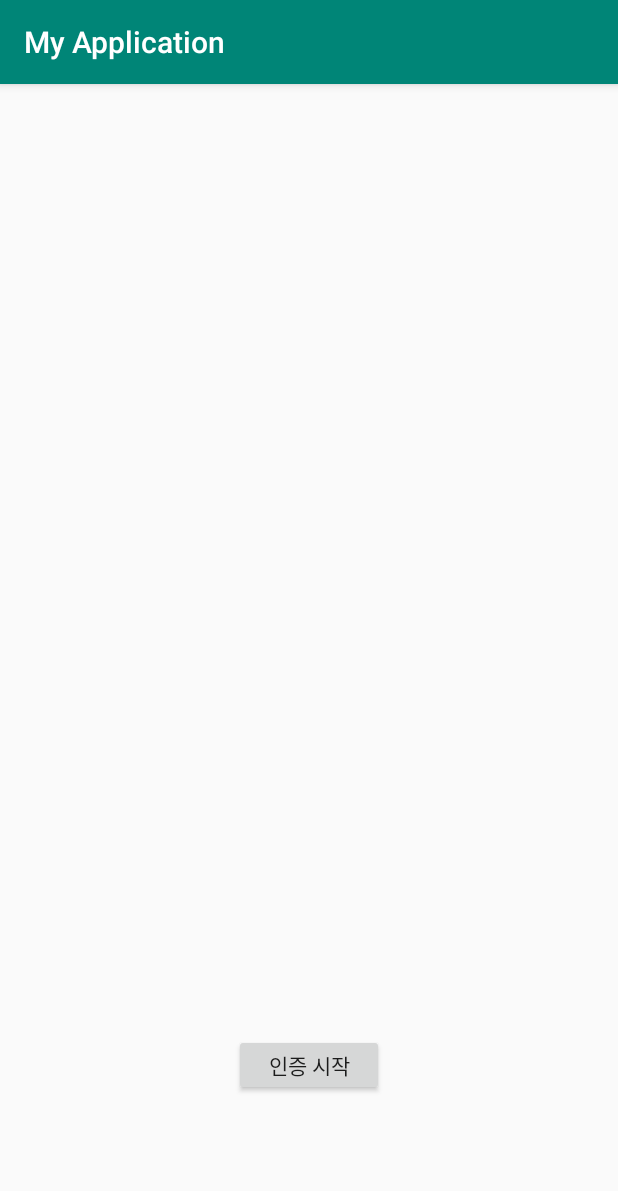
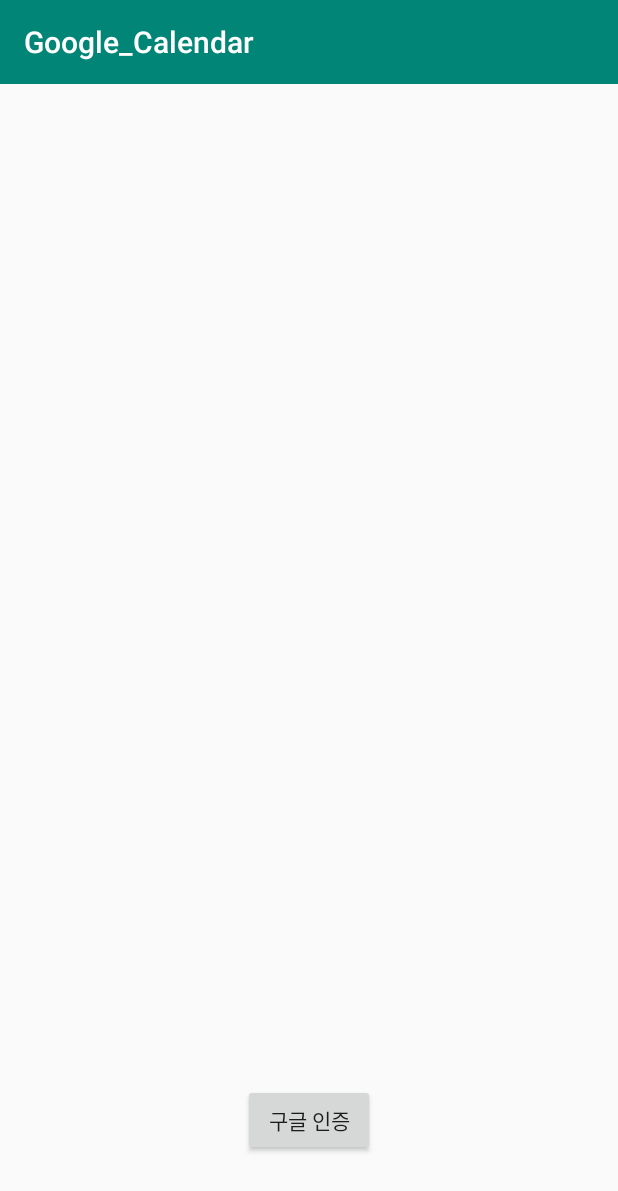
Before and after one commit to onemask/Google_Calendar_, an Android app: the screen it shows after launch (MainActivity), on a phone screen of 412 x 824 dp. Shown: the top 1191 px of the screen. Run offline under Robolectric (Android 15) with nearby library versions, the phone set to English and light mode, and no system bars; our stand-ins replace Dagger/Hilt's generated code, navigation-ui; libraries missing offline, so code that uses them is left out: com.google.api.client, pub.devrel.easypermissions; 5 statements that could not run were skipped.

Commit message:
Navigation Architecture 적용

```diff
--- a/app/src/main/java/com/example/onemask/myapplication/MainActivity.kt
+++ /dev/null
@@ -1,167 +0,0 @@
-package com.example.onemask.myapplication
-
-
-import android.accounts.AccountManager
-import android.app.Activity
-import android.app.Dialog
-import android.content.Context
-import android.content.Intent
-import android.os.Bundle
-import android.support.v7.app.AppCompatActivity
-import android.util.Log
-import android.view.View
-import android.widget.Button
-import android.widget.Toast
-import com.example.onemask.myapplication.repository.CalendarRepository
-import com.google.android.gms.common.GoogleApiAvailability
-import com.google.api.client.googleapis.extensions.android.gms.auth.GoogleAccountCredential
-import com.google.api.client.googleapis.extensions.android.gms.auth.UserRecoverableAuthIOException
-import dagger.android.support.DaggerAppCompatActivity
-
-import io.reactivex.android.schedulers.AndroidSchedulers
-import io.reactivex.disposables.CompositeDisposable
-import kotlinx.android.synthetic.main.activity_main.*
-import pub.devrel.easypermissions.AfterPermissionGranted
-import pub.devrel.easypermissions.EasyPermissions
-import pub.devrel.easypermissions.EasyPermissions.hasPermissions
-import javax.inject.Inject
-
-private const val REQUEST_PERMISSION_GET_ACCOUNTS = 1001
-private const val REQUEST_ACCOUNT_PICKER = 1003
-private const val RC_AUTH_PERMISSION = 1005
-
-
-class MainActivity : DaggerAppCompatActivity() {
-
-    @Inject
-    lateinit var  googleAccountCredential: GoogleAccountCredential
-
-    @Inject
-    lateinit var googleCalendarRepository: CalendarRepository
-
-    private lateinit var compositeDisposable: CompositeDisposable
-
-    private var REQUEST_ACCOUNT: String = "accountName"
-    private var calendarId: String = "onemask14@gmail.com"
-    private var isgoogle: Boolean = false
-
-    override fun onCreate(savedInstanceState: Bundle?) {
-        super.onCreate(savedInstanceState)
-        setContentView(R.layout.activity_main)
-        compositeDisposable = CompositeDisposable()
-        button_auth.setOnClickListener {
-            isGooglePlayServiceAvailable()
-        }
-    }
-    private fun getCalendarList() {
-        googleCalendarRepository.getCalendarList()
-            .observeOn(AndroidSchedulers.mainThread())
-            .map { it.items }
-            .subscribe({
-                it.forEach { item ->
-                    val button = Button(this)
-                    button.text = item.summary
-                    button.setOnClickListener {
-                        getEventList(item.id)
-                    }
-                    layout_button.addView(button)
-                    //scrollView2.addView(button)
-                    Log.d("지금 나오는 item.id", item.id)
-                }
-            }, {
-                when (it) {
-                    is UserRecoverableAuthIOException -> startActivityForResult(it.intent, RC_AUTH_PERMISSION)
-                    else -> it.printStackTrace()
-                }
-            }).apply { compositeDisposable.add(this) }
-
-    }
-
-    private fun getEventList(calendarId: String) {
-            googleCalendarRepository.getEventList(calendarId)
-                .observeOn(AndroidSchedulers.mainThread())
-                .subscribe({
-                    text_field.text = it.fold("") { acc, event ->
-                        acc + "date=${event.start.date} summary=${event.summary}\n"
-                    }
-                }, {
-                    when (it) {
-                        is UserRecoverableAuthIOException -> startActivityForResult(it.intent, RC_AUTH_PERMISSION)
-                        else -> it.printStackTrace()
-                    }
-                })
-                .apply {
-                    compositeDisposable.add(this)
-                }
-
-    }
-
-    private fun isGooglePlayServiceAvailable(): Boolean {
-        googleAccountCredential.selectedAccountName?.let {
-            Toast.makeText(this, "구글 인증이 되었습니다.", Toast.LENGTH_SHORT).show()
-            isgoogle = true
-            changeButton()
-            return true
-        }.let {
-            Toast.makeText(this, "구글 인증을 선택해주세요.", Toast.LENGTH_SHORT).show()
-            isgoogle = false
-            choseAccount()
-            return false
-        }
-    }
-
-    private fun changeButton(){
-        button_auth.visibility = View.INVISIBLE
-        button_month.visibility = View.VISIBLE
-        button_holiday.visibility = View.VISIBLE
-
-        button_holiday.setOnClickListener {
-            getCalendarList()
-        }
-        button_month.setOnClickListener {
-            getEventList(calendarId)
-        }
-    }
-
-    @AfterPermissionGranted(REQUEST_PERMISSION_GET_ACCOUNTS)
-    private fun choseAccount() {
-        // GET_ACCOUNTS 권한 O
-        if (hasPermissions(this, android.Manifest.permission.GET_ACCOUNTS)) {
-            val accountName: String? = getPreferences(Context.MODE_PRIVATE).getString(REQUEST_ACCOUNT, null)
-            accountName?.let {
-                googleAccountCredential.selectedAccountName = accountName
-            }.let {
-                startActivityForResult(googleAccountCredential.newChooseAccountIntent(), REQUEST_ACCOUNT_PICKER);
-            }
-        } else {
-            // 권한 요청 Dialog 요청
-            EasyPermissions.requestPermissions(
-                this,
-                "구글 계정 권한이 필요합니다.",
-                REQUEST_PERMISSION_GET_ACCOUNTS,
-                android.Manifest.permission.GET_ACCOUNTS
-            )
-        }
-    }
-
-    override fun onActivityResult(requestCode: Int, resultCode: Int, data: Intent?) {
-        when (requestCode) {
-            REQUEST_ACCOUNT_PICKER -> {
-                if (resultCode == Activity.RESULT_OK) {
-                    val accountName: String? = data?.getStringExtra(AccountManager.KEY_ACCOUNT_NAME)
-                    accountName?.let {
-                        getPreferences(Context.MODE_PRIVATE).edit().apply {
-                            putString(REQUEST_ACCOUNT, accountName)
-                            apply()
-                        }
-                        googleAccountCredential.selectedAccountName = accountName
-                    }
-                }
-            }
-            RC_AUTH_PERMISSION -> {
-                Toast.makeText(this, "구글 인증이 필요합니다.", Toast.LENGTH_SHORT).show()
-                isGooglePlayServiceAvailable()
-            }
-        }
-    }
-}
--- a/app/src/main/java/com/example/onemask/myapplication/application/di/ActivityBindModule.kt
+++ b/app/src/main/java/com/example/onemask/myapplication/application/di/ActivityBindModule.kt
@@ -1,6 +1,7 @@
 package com.example.onemask.myapplication.application.di
 
-import com.example.onemask.myapplication.MainActivity
+import com.example.onemask.myapplication.main.MainActivity
+import com.example.onemask.myapplication.main.MainModule
 import com.example.onemask.myapplication.scopes.ActivityScoped
 import dagger.Module
 import dagger.android.ContributesAndroidInjector
@@ -8,6 +9,6 @@ import dagger.android.ContributesAndroidInjector
 @Module
 abstract class ActivityBindModule {
     @ActivityScoped
-    @ContributesAndroidInjector
+    @ContributesAndroidInjector(modules = [MainModule::class])
     abstract fun mainActivity()  : MainActivity
 }
--- /dev/null
+++ b/app/src/main/java/com/example/onemask/myapplication/controller/auth/AuthFragment.kt
@@ -0,0 +1,87 @@
+package com.example.onemask.myapplication.controller.auth
+
+import android.accounts.AccountManager
+import android.app.Activity
+import android.content.Context
+import android.content.Intent
+import android.net.Uri
+import android.os.Bundle
+import android.support.v4.app.Fragment
+import android.view.LayoutInflater
+import android.view.View
+import android.view.ViewGroup
+import android.widget.Toast
+import androidx.navigation.fragment.findNavController
+
+import com.example.onemask.myapplication.R
+import com.google.api.client.googleapis.extensions.android.gms.auth.GoogleAccountCredential
+import dagger.android.support.DaggerFragment
+import kotlinx.android.synthetic.main.fragment_auth.*
+import pub.devrel.easypermissions.AfterPermissionGranted
+import pub.devrel.easypermissions.EasyPermissions
+import pub.devrel.easypermissions.EasyPermissions.hasPermissions
+import javax.inject.Inject
+
+
+private const val REQUEST_PERMISSION_GET_ACCOUNTS = 1001
+private const val REQUEST_ACCOUNT_PICKER = 1002
+
+
+class AuthFragment : DaggerFragment() {
+
+    @Inject
+    lateinit var googleAccountCredential: GoogleAccountCredential
+
+    override fun onCreateView(
+        inflater: LayoutInflater, container: ViewGroup?,
+        savedInstanceState: Bundle?
+    ): View? {
+        // Inflate the layout for this fragment
+        return inflater.inflate(R.layout.fragment_auth, container, false)
+    }
+
+    override fun onActivityCreated(savedInstanceState: Bundle?) {
+        super.onActivityCreated(savedInstanceState)
+        button_auth.setOnClickListener { choseAccount() }
+    }
+
+
+    @AfterPermissionGranted(REQUEST_PERMISSION_GET_ACCOUNTS)
+    private fun choseAccount() {
+        if (hasPermissions(requireContext(), android.Manifest.permission.GET_ACCOUNTS)) {
+            startActivityForResult(googleAccountCredential.newChooseAccountIntent(), REQUEST_ACCOUNT_PICKER)
+        }else{
+            EasyPermissions.requestPermissions(
+                this,
+                "구글 계정 권한이 필요합니다.",
+                REQUEST_PERMISSION_GET_ACCOUNTS,
+                android.Manifest.permission.GET_ACCOUNTS
+            )
+        }
+    }
+
+    override fun onActivityResult(requestCode: Int, resultCode: Int, data: Intent?) {
+        when (requestCode) {
+            REQUEST_ACCOUNT_PICKER -> {
+                if (resultCode == Activity.RESULT_OK) {
+                    val accountName: String? = data?.getStringExtra(AccountManager.KEY_ACCOUNT_NAME)
+                    accountName?.let {
+                        googleAccountCredential.selectedAccountName = it
+                        movetoCalendarListFragment()
+                    } ?: run {
+                        Toast.makeText(requireContext(), "구글 인증이 필요합니다.", Toast.LENGTH_SHORT).show()
+                    }
+                }
+            }
+        }
+    }
+    private fun movetoCalendarListFragment() {
+        AuthFragmentDirections.actionDestAuthToDestCalendarSelect().apply {
+            findNavController().navigate(this)
+        }
+    }
+
+
+
+
+}
--- /dev/null
+++ b/app/src/main/java/com/example/onemask/myapplication/main/MainActivity.kt
@@ -0,0 +1,37 @@
+package com.example.onemask.myapplication.main
+
+import android.os.Bundle
+import android.view.MenuItem
+import androidx.navigation.findNavController
+import androidx.navigation.fragment.NavHostFragment
+import androidx.navigation.ui.AppBarConfiguration
+import androidx.navigation.ui.navigateUp
+import androidx.navigation.ui.onNavDestinationSelected
+import androidx.navigation.ui.setupActionBarWithNavController
+import com.example.onemask.myapplication.R
+import dagger.android.support.DaggerAppCompatActivity
+import kotlinx.android.synthetic.main.activity_main.*
+
+class MainActivity : DaggerAppCompatActivity(){
+    private lateinit var appBarConfiguration: AppBarConfiguration
+    override fun onCreate(savedInstanceState: Bundle?) {
+        super.onCreate(savedInstanceState)
+        setContentView(R.layout.activity_main)
+        setSupportActionBar(toolbar)
+
+        val navHost : NavHostFragment = host_fragment as? NavHostFragment ?:return
+        val navController = navHost.navController
+        appBarConfiguration = AppBarConfiguration(navController.graph)
+        setupActionBarWithNavController(navController,appBarConfiguration)
+    }
+
+    override fun onOptionsItemSelected(item: MenuItem?): Boolean {
+        return item?.onNavDestinationSelected(findNavController(R.id.host_fragment)) ?:false
+                || super.onOptionsItemSelected(item)
+    }
+
+    override fun onSupportNavigateUp(): Boolean {
+        return findNavController(R.id.host_fragment).navigateUp(appBarConfiguration)
+    }
+
+}
--- a/app/src/main/res/layout/activity_main.xml
+++ b/app/src/main/res/layout/activity_main.xml
@@ -1,57 +1,24 @@
 <?xml version="1.0" encoding="utf-8"?>
-<android.support.constraint.ConstraintLayout
-        xmlns:android="http://schemas.android.com/apk/res/android"
-        xmlns:tools="http://schemas.android.com/tools"
-        xmlns:app="http://schemas.android.com/apk/res-auto"
-        android:layout_width="match_parent"
-        android:layout_height="match_parent"
-        tools:context=".MainActivity">
+<LinearLayout xmlns:android="http://schemas.android.com/apk/res/android"
+              xmlns:app="http://schemas.android.com/apk/res-auto"
+              xmlns:tools="http://schemas.android.com/tools"
+              android:orientation="vertical"
+              tools:context=".main.MainActivity"
+              android:layout_width="match_parent"
+              android:layout_height="match_parent">
 
-    <TextView
-            android:layout_width="367dp"
-            android:layout_height="427dp"
-            android:id="@+id/text_field" android:layout_marginTop="43dp"
-            android:layout_marginBottom="39dp" app:layout_constraintEnd_toEndOf="parent"
-            app:layout_constraintBottom_toTopOf="@+id/button_auth" app:layout_constraintTop_toTopOf="parent"
-            app:layout_constraintStart_toStartOf="parent"
-            android:layout_marginStart="41dp" android:layout_marginEnd="41dp"
-            app:layout_constraintVertical_bias="0.19"/>
+    <android.support.v7.widget.Toolbar
+            android:id="@+id/toolbar"
+            android:layout_width="match_parent"
+            android:background="@color/colorPrimary"
+            android:theme="@style/ThemeOverlay.AppCompat.Dark"
+            android:layout_height="wrap_content"/>
 
-    <LinearLayout
-            android:id="@+id/layout_button"
-            android:orientation="horizontal"
-            android:layout_width="wrap_content" android:layout_height="wrap_content">
-    </LinearLayout>
-
-
-    <Button
-            android:id="@+id/button_auth"
-            android:text="인증 시작"
-            android:layout_width="100dp"
-            android:layout_height="41dp"
-            app:layout_constraintStart_toStartOf="parent"
-            app:layout_constraintBottom_toBottomOf="parent" android:layout_marginBottom="32dp"
-            app:layout_constraintTop_toBottomOf="@+id/text_field" app:layout_constraintEnd_toEndOf="parent"
-            android:layout_marginEnd="8dp" app:layout_constraintHorizontal_bias="0.514"/>
-    <Button
-            android:text="Private"
-            android:visibility="gone"
-            android:layout_width="89dp"
-            android:layout_height="53dp"
-            android:id="@+id/button_month"
-            app:layout_constraintEnd_toStartOf="@+id/button_auth"
-            app:layout_constraintStart_toStartOf="parent" android:layout_marginStart="8dp"
-            app:layout_constraintHorizontal_bias="0.296"
-            android:layout_marginEnd="8dp" android:layout_marginTop="8dp"
-            app:layout_constraintTop_toBottomOf="@+id/text_field"/>
-    <Button
-            android:text="Public"
-            android:visibility="gone"
-            android:layout_width="92dp"
-            android:layout_height="52dp"
-            android:id="@+id/button_holiday" app:layout_constraintStart_toEndOf="@+id/button_auth"
-            android:layout_marginStart="8dp" app:layout_constraintEnd_toEndOf="parent" android:layout_marginEnd="8dp"
-            android:layout_marginBottom="8dp" app:layout_constraintBottom_toBottomOf="parent"
-            app:layout_constraintVertical_bias="0.0"
-            android:layout_marginTop="8dp" app:layout_constraintTop_toBottomOf="@+id/text_field"/>
-</android.support.constraint.ConstraintLayout>
+    <fragment
+            android:id="@+id/host_fragment"
+            android:name="androidx.navigation.fragment.NavHostFragment"
+            android:layout_weight="1"
+            app:defaultNavHost="true"
+            app:navGraph="@navigation/mobile_navigation"
+            android:layout_width="match_parent" android:layout_height="0dp"/>
+</LinearLayout>
--- /dev/null
+++ b/app/src/main/res/layout/fragment_auth.xml
@@ -0,0 +1,19 @@
+<?xml version="1.0" encoding="utf-8"?>
+<android.support.constraint.ConstraintLayout
+        xmlns:android="http://schemas.android.com/apk/res/android"
+        xmlns:app="http://schemas.android.com/apk/res-auto" xmlns:tools="http://schemas.android.com/tools"
+        android:layout_width="match_parent"
+        android:layout_height="match_parent"
+        tools:context=".controller.auth.AutFragment">
+    <Button
+            android:id="@+id/button_auth"
+            android:text="구글 인증"
+            android:layout_width="wrap_content"
+            android:layout_height="wrap_content"
+            app:layout_constraintStart_toStartOf="parent"
+            app:layout_constraintBottom_toBottomOf="parent"
+            app:layout_constraintEnd_toEndOf="parent"
+            app:layout_constraintTop_toTopOf="parent"
+            app:layout_constraintVertical_bias="0.926"/>
+
+</android.support.constraint.ConstraintLayout>
--- /dev/null
+++ b/app/src/main/res/navigation/mobile_navigation.xml
@@ -0,0 +1,38 @@
+<?xml version="1.0" encoding="utf-8"?>
+<navigation xmlns:android="http://schemas.android.com/apk/res/android"
+	xmlns:app="http://schemas.android.com/apk/res-auto"
+	xmlns:tools="http://schemas.android.com/tools"
+	android:id="@+id/mobile_navigation"
+	app:startDestination="@id/dest_auth">
+
+	<fragment
+		android:id="@+id/dest_auth"
+		android:name="com.example.onemask.myapplication.controller.auth.AuthFragment"
+		tools:layout="@layout/fragment_auth">
+		<action
+			android:id="@+id/action_dest_auth_to_dest_calendar_select"
+			app:destination="@id/dest_claendar_list" />
+	</fragment>
+
+	<fragment
+		android:id="@+id/dest_claendar_list"
+		android:name="com.example.onemask.myapplication.controller.calendar.CalendarListFragment"
+		tools:layout="@layout/fragment_calendar_list">
+
+		<action
+			android:id="@+id/action_calendar_list_to_event_list"
+			app:destination="@id/dest_event_list" />
+	</fragment>
+
+	<fragment
+		android:id="@+id/dest_event_list"
+		android:name="com.example.onemask.myapplication.controller.calendar.CalendarEventListFragment"
+		tools:layout="@layout/fragment_google_event_list">
+		<argument
+			android:name="calendarId"
+			app:argType="string"
+			android:defaultValue="ID가 없습니다."/>
+
+	</fragment>
+
+</navigation>
--- a/app/src/main/res/values/strings.xml
+++ b/app/src/main/res/values/strings.xml
@@ -1,3 +1,6 @@
 <resources>
     <string name="app_name">My Application</string>
+
+    <!-- TODO: Remove or change this placeholder text -->
+    <string name="hello_blank_fragment">Hello blank fragment</string>
 </resources>
--- a/app/src/main/res/values/styles.xml
+++ b/app/src/main/res/values/styles.xml
@@ -1,7 +1,7 @@
 <resources>
 
     <!-- Base application theme. -->
-    <style name="AppTheme" parent="Theme.AppCompat.Light.DarkActionBar">
+    <style name="AppTheme" parent="Theme.AppCompat.Light.NoActionBar">
         <!-- Customize your theme here. -->
         <item name="colorPrimary">@color/colorPrimary</item>
         <item name="colorPrimaryDark">@color/colorPrimaryDark</item>
```
Also changed, not shown: app/build.gradle (+6 -7 lines), app/src/main/AndroidManifest.xml (+7 -3 lines), app/src/main/java/com/example/onemask/myapplication/controller/calendar/CalendarEventListFragment.kt (added, +103 -0 lines), app/src/main/java/com/example/onemask/myapplication/controller/calendar/CalendarListFragment.kt (added, +103 -0 lines), app/src/main/java/com/example/onemask/myapplication/main/MainModule.kt (added, +27 -0 lines), app/src/main/java/com/example/onemask/myapplication/scopes/FragmentScoped.kt (added, +7 -0 lines), app/src/main/res/layout/fragment_calendar_list.xml (added, +17 -0 lines), app/src/main/res/layout/fragment_google_event_list.xml (added, +20 -0 lines).
